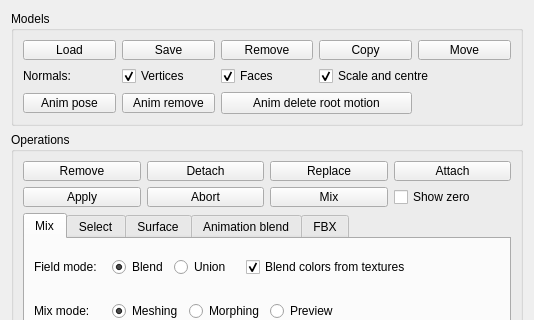
This is widgets/skinmixer_manager.ui in stefanonuvoli/skinmixer as Qt 5 draws it before an edit; both pictures show x 0 to 534 and y 0 to 320 of the 534 by 867 pixel window. The edited form follows.
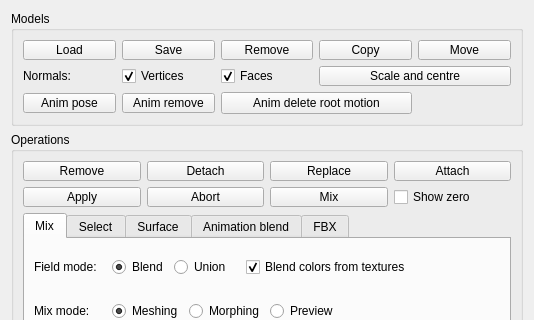
This is the edited form.

Commit message: Scale and center as a button and not checkbox

```diff
--- a/widgets/skinmixer_manager.ui
+++ b/widgets/skinmixer_manager.ui
@@ -141,22 +141,6 @@
         </property>
        </widget>
       </item>
-      <item row="2" column="4" colspan="2">
-       <widget class="QCheckBox" name="scaleOn1AndCenterCheckBox">
-        <property name="maximumSize">
-         <size>
-          <width>16777215</width>
-          <height>20</height>
-         </size>
-        </property>
-        <property name="text">
-         <string>Scale and centre</string>
-        </property>
-        <property name="checked">
-         <bool>true</bool>
-        </property>
-       </widget>
-      </item>
       <item row="0" column="5">
        <widget class="QPushButton" name="modelMoveButton">
         <property name="minimumSize">
@@ -221,6 +205,22 @@
         </property>
        </widget>
       </item>
+      <item row="2" column="4" colspan="2">
+       <widget class="QPushButton" name="scaleOn1AndCenterButton">
+        <property name="maximumSize">
+         <size>
+          <width>16777215</width>
+          <height>20</height>
+         </size>
+        </property>
+        <property name="text">
+         <string>Scale and centre</string>
+        </property>
+        <property name="checked">
+         <bool>false</bool>
+        </property>
+       </widget>
+      </item>
      </layout>
     </widget>
    </item>
```
The commit also changes 2 other files.
